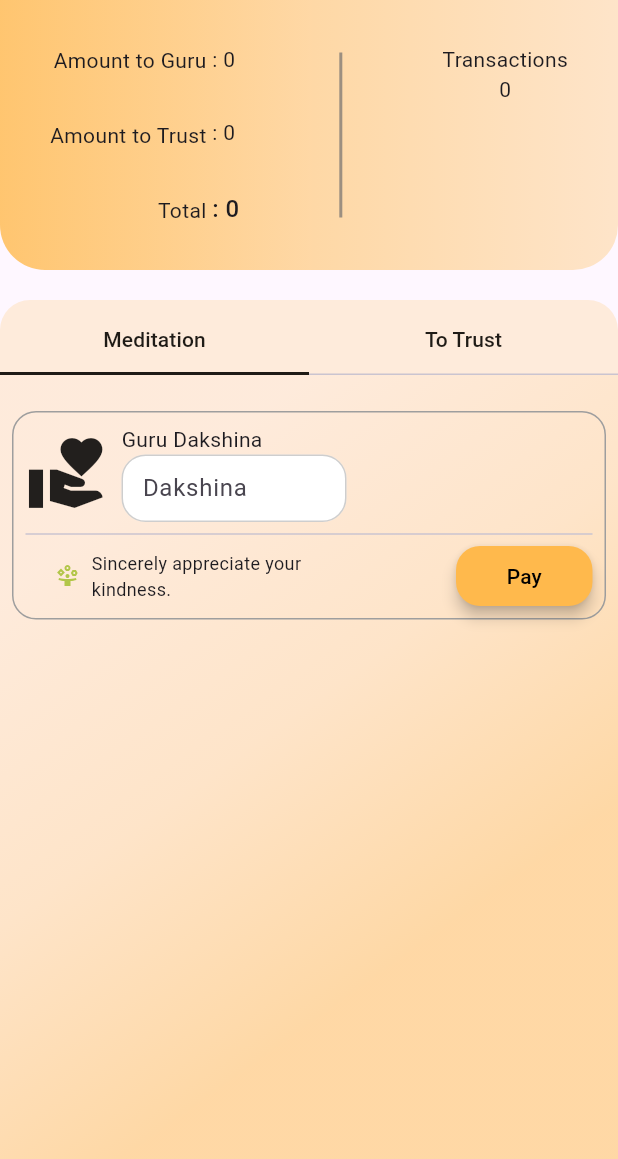
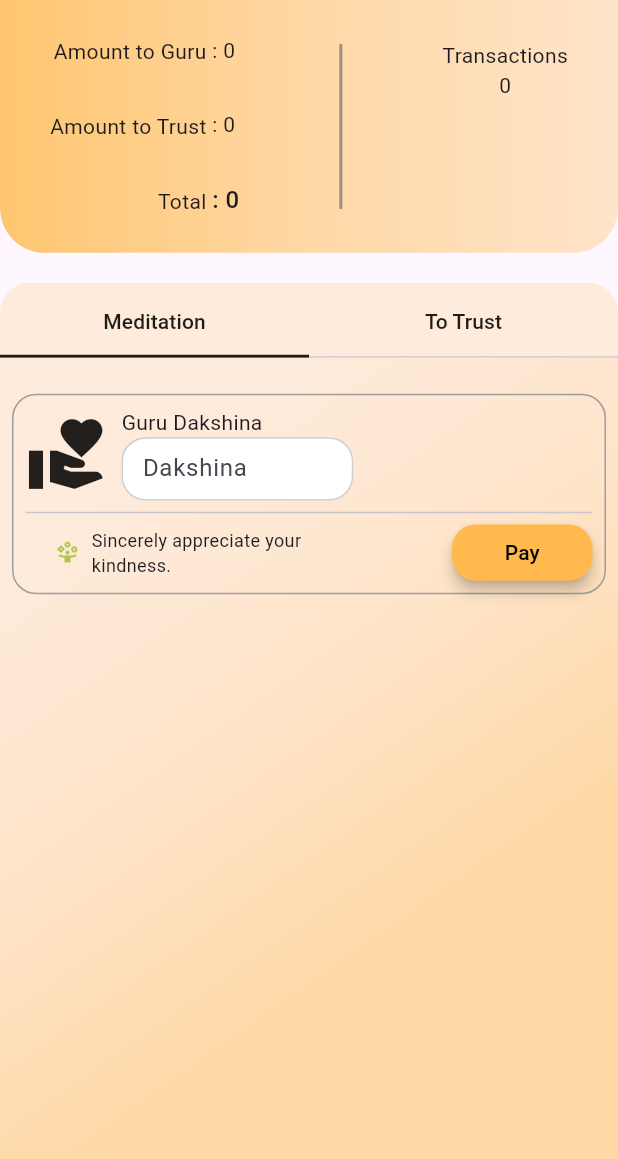
Before and after one commit to DOJYDOMINIC/thusmai_appointmrent, a Flutter app: the PaymentPage screen opened directly, on a phone screen of 412 x 824 dp. Shown: the top 1159 px of the screen. Run offline on Flutter 3.47's test engine with Material 3 defaults, Android fonts, the phone set to English and light mode, and no system bars; our stand-ins replace audioplayers, carousel_slider, connectivity_plus, contained_tab_bar_view, email_validator, firebase_core and 16 more; missing offline and left inert: razorpay_flutter, workmanager; accounts and stored records are empty; network calls fail; key blocks and very long unbroken strings in the code were emptied for the run.

Commit message:
6/09/24 latest Update icon change

```diff
--- a/lib/constant/constant.dart
+++ b/lib/constant/constant.dart
@@ -3,21 +3,17 @@ import 'package:flutter/services.dart';
 import 'package:flutter_screenutil/flutter_screenutil.dart';
 
 //Const Urls
-const url = "https://starlife.co.in";
-const coreUrl = "$url/api/v1";
-const baseUrl = "$coreUrl/User";
-const  adminBaseUrl = "$coreUrl/admin";
-const  paymentBaseUrl = "$coreUrl/payment";
-const  superAdmin = coreUrl;
+const coreUrl = "https://starlife.co.in";
+const baseUrl = "$coreUrl/api/v1";
+const userBaseUrl = "$baseUrl/User";
+const  adminBaseUrl = "$baseUrl/admin";
+const  paymentBaseUrl = "$baseUrl/payment";
+const  superAdmin = baseUrl;
 
 // Urls Launching
-final Uri registerUrl = Uri.parse(url);
-final Uri privacyPolicy = Uri.parse("$url/privacyPolicy");
+final Uri registerUrl = Uri.parse(coreUrl);
+final Uri privacyPolicy = Uri.parse("$coreUrl/privacyPolicy");
 
-// const baseUrl = "http://192.168.1.53:5000/api/v1/User";
-// const  adminBaseUrl = "http://192.168.1.53:5000/api/v1/admin";
-// const  paymentBaseUrl = "http://192.168.1.53:5000/api/v1/payment";
-// const  superAdmin = "http://192.168.1.53:5000/api/v1";
 
 
 
@@ -33,6 +29,7 @@ const String alertCompleted = "assets/images/Alert Completed.png";
 const String alertDeleted = "assets/images/Alert Delete.png";
 const String logo = "assets/images/Tasmai logo.png";
 const String guruji = "assets/images/guruji.png";
+const String stars_80vector = "assets/images/stars-80vector.png";
 
 
 // svg
@@ -175,7 +172,6 @@ String defaultImage = "/9j/4AAQSkZJRgABAQACWAJYAAD/2wBDAAgGBgcGBQgHBwcJCQgKDBQND
 String imgFromFirebase = "https://firebasestorage.googleapis.com/v0/b/thasmai-star-life.appspot.com/o/general_images%2Fistockphoto-1337144146-612x612.jpg?alt=media&token=d9e5ec85-15af-4b48-a96b-4cb5beef82f5";
 String noImage = "https://firebasestorage.googleapis.com/v0/b/thasmai-star-life.appspot.com/o/general_images%2Fpngtree-no-image-vector-illustration-isolated-png-image_1694547.jpg?alt=media&token=708c7abf-84da-4f07-8fa6-a2a82f790cdc";
 
-// Url
 
 // profile
 const String profile = "Profile";
--- a/lib/controller/connectivitycontroller.dart
+++ b/lib/controller/connectivitycontroller.dart
@@ -23,8 +23,8 @@ class ConnectivityProvider extends ChangeNotifier {
   }
 
   Future<void> initConnectivity() async {
-    ConnectivityResult result = (await _connectivity.checkConnectivity()) as ConnectivityResult;
-    _updateStatus(result);
+    List<ConnectivityResult> result = await _connectivity.checkConnectivity();
+    _updateStatus(result as ConnectivityResult);
   }
 
   void _updateStatus(ConnectivityResult result) {
--- a/lib/controller/notificationcontroller.dart
+++ b/lib/controller/notificationcontroller.dart
@@ -19,7 +19,7 @@ class notificationController extends ChangeNotifier{
     print(cookies);
     try {
       var response = await http.get(
-        Uri.parse("$baseUrl/"),
+        Uri.parse("$userBaseUrl/"),
         headers: {
           'Content-Type': 'application/json',
           if (cookies != null) 'Cookie': cookies,
--- a/lib/controller/overviewController.dart
+++ b/lib/controller/overviewController.dart
@@ -18,7 +18,7 @@ class OverViewController extends ChangeNotifier {
     try {
       SharedPreferences prefs = await SharedPreferences.getInstance();
       var cookies = prefs.getString("cookie");
-      final response = await http.get(Uri.parse("$baseUrl/listevents"),
+      final response = await http.get(Uri.parse("$userBaseUrl/listevents"),
         headers: {
           'Content-Type': 'application/json; charset=UTF-8',
           if (cookies != null) 'Cookie': cookies,
@@ -47,7 +47,7 @@ class OverViewController extends ChangeNotifier {
     try {
       SharedPreferences prefs = await SharedPreferences.getInstance();
       var cookies = prefs.getString("cookie");
-      final response = await http.get(Uri.parse("$baseUrl/listblogs"),
+      final response = await http.get(Uri.parse("$userBaseUrl/listblogs"),
         headers: {
           'Content-Type': 'application/json; charset=UTF-8',
           if (cookies != null) 'Cookie': cookies,
--- a/lib/controller/payment_controller.dart
+++ b/lib/controller/payment_controller.dart
@@ -51,7 +51,7 @@ class PaymentController extends ChangeNotifier {
     SharedPreferences prefs = await SharedPreferences.getInstance();
     var cookies = prefs.getString("cookie");
     final response = await http.get(
-      Uri.parse("$baseUrl/transaction_summary"),
+      Uri.parse("$userBaseUrl/transaction_summary"),
       headers: {
         'Content-Type': 'application/json; charset=UTF-8',
         if (cookies != null) 'Cookie': cookies,
@@ -84,7 +84,7 @@ class PaymentController extends ChangeNotifier {
     var cookies = prefs.getString("cookie");
 
     final response = await http.get(
-      Uri.parse("$baseUrl/transaction_list"),
+      Uri.parse("$userBaseUrl/transaction_list"),
       headers: {
         'Content-Type': 'application/json; charset=UTF-8',
         if (cookies != null) 'Cookie': cookies,
--- a/lib/controller/videoplayer_controller.dart
+++ b/lib/controller/videoplayer_controller.dart
@@ -96,7 +96,7 @@ class VideoPlayerStateController extends ChangeNotifier {
     print(cookies);
     try {
       var response = await http.get(
-        Uri.parse("$baseUrl/playlists"),
+        Uri.parse("$userBaseUrl/playlists"),
         headers: {
           'Content-Type': 'application/json',
           if (cookies != null) 'Cookie': cookies,
@@ -123,7 +123,7 @@ class VideoPlayerStateController extends ChangeNotifier {
     print(cookies);
     try {
       var response = await http.get(
-        Uri.parse("$baseUrl/videos-by-playlist?playList_heading=$category"),
+        Uri.parse("$userBaseUrl/videos-by-playlist?playList_heading=$category"),
         headers: {
           'Content-Type': 'application/json',
           if (cookies != null) 'Cookie': cookies,
--- a/lib/controller/zoommeeting_controller.dart
+++ b/lib/controller/zoommeeting_controller.dart
@@ -16,7 +16,7 @@ class ZoomMeetingController extends ChangeNotifier {
     var now = DateTime.now();
     String formattedTime = "${now.hour.toString().padLeft(2, '0')}:${now.minute.toString().padLeft(2, '0')}";
     String formattedDate = "${now.year.toString()}-${now.month.toString().padLeft(2, '0')}-${now.day.toString().padLeft(2, '0')}";
-    final response = await http.post(Uri.parse("$baseUrl/zoom_Records"),
+    final response = await http.post(Uri.parse("$userBaseUrl/zoom_Records"),
         headers: {
           'Content-Type': 'application/json; charset=UTF-8',
           if (cookies != null) 'Cookie': cookies,
@@ -38,7 +38,7 @@ class ZoomMeetingController extends ChangeNotifier {
     var cookies = prefs.getString("cookie");
     var date = DateFormat('yyyy-MM-dd').format(DateTime.now());
     final response = await http.get(
-      Uri.parse("$baseUrl/get-zoomclass?currentDate=$date"),
+      Uri.parse("$userBaseUrl/get-zoomclass?currentDate=$date"),
       headers: {
         'Content-Type': 'application/json; charset=UTF-8',
         if (cookies != null) 'Cookie': cookies,
--- a/lib/main.dart
+++ b/lib/main.dart
@@ -171,7 +171,7 @@ class _SplashScreenState extends State<SplashScreen> {
                   Transform.translate(
                     offset: Offset(-0, 0),
                     child: Image.asset(
-                      "assets/images/stars-80vector.png",
+                      stars_80vector,
                       // Replace with the path to the second logo
                       height: 52.h,
                     ),
@@ -189,7 +189,7 @@ class _SplashScreenState extends State<SplashScreen> {
                   ),
                   if (_showBothLogos)
                     Image.asset(
-                      "assets/images/stars-80vector.png",
+                      stars_80vector,
                       // Replace with the path to the second logo
                       height: 52.h,
                     ),
--- a/lib/pages/login_register_otp/otpPage.dart
+++ b/lib/pages/login_register_otp/otpPage.dart
@@ -198,7 +198,7 @@ class _otpPageState extends State<otpPage> {
                             debugPrint('onClipboardFound: $value');
                             pinController.setText(value);
                           },
-                          hapticFeedbackType: HapticFeedbackType.lightImpact,
+                          // hapticFeedbackType: HapticFeedbackType.lightImpact,
                           onCompleted: (pin) {
                             otpNumber = pin;
                             // otpVerification();
--- a/lib/pages/notification/notification.dart
+++ b/lib/pages/notification/notification.dart
@@ -26,7 +26,7 @@ class NotificationPage extends StatelessWidget {
       body: ListView.builder(
         itemCount: 10,
         itemBuilder: (context, index) {
-          final Uri rewardUrl = Uri.parse("https://thasmai.tstsvc.in");
+          // final Uri rewardUrl = Uri.parse("$registerUrl");
           return  rewardWidget(guruji,"Notification","Lorem ipsum dolor sit amet consectetur.");
         },),
     );
--- a/lib/pages/payment/meditationpayment.dart
+++ b/lib/pages/payment/meditationpayment.dart
@@ -1,5 +1,6 @@
 import 'dart:convert';
 import 'package:flutter/material.dart';
+import 'package:flutter_screenutil/flutter_screenutil.dart';
 import 'package:flutter_svg/flutter_svg.dart';
 import 'package:provider/provider.dart';
 import 'package:razorpay_flutter/razorpay_flutter.dart';
@@ -58,7 +59,7 @@ class _MeditationPaymentState extends State<MeditationPayment> {
                 MeditationPaymentWidget(
                   url: "maintenance-checkout",
                   icon: Icons.videocam,
-                  amount: "${finData[3].value.toString()}",
+                  amount: "${finData[0].value.toString()}",
                   dueDate: "Funds to enable Messages \nand Classes",
                   paymentType: 'Platform Maintenance',
                   noteIcon: "assets/svgImage/brightness_alert.svg",
@@ -71,7 +72,7 @@ class _MeditationPaymentState extends State<MeditationPayment> {
                   child: MeditationPaymentWidget(
                     icon: Icons.self_improvement,
                     url: "meditation-checkout",
-                    amount: "${finData[2].value.toString()}",
+                    amount: "${finData[1].value.toString()}",
                     dueDate: "Fund to enable Meditation",
                     paymentType: 'Meditation payment',
                     noteIcon: 'assets/svgImage/brightness_alert.svg',
@@ -293,8 +294,8 @@ class _MeditationPaymentWidgetState extends State<MeditationPaymentWidget> {
                           // SvgPicture.asset(
                           //     currencyRupee),
                           SizedBox(
-                            height: 45,
-                            width: 150,
+                            height: 45.h,
+                            width: 150.w,
                             child: TextFormField(
                               controller: widget.controller,
                               keyboardType: TextInputType.number,
@@ -338,8 +339,8 @@ class _MeditationPaymentWidgetState extends State<MeditationPaymentWidget> {
                 ),
 
                 SizedBox(
-                  height: 40.0,
-                  width: 91.0,
+                  height: 40.h,
+                  width: 91.w,
                   child: ElevatedButton(
                     onPressed: Provider.of<AppLogin>(context).isButtonDisabled ? null : _createOrderAndOpenCheckout,
                     style: ElevatedButton.styleFrom(
--- a/lib/pages/payment/payments.dart
+++ b/lib/pages/payment/payments.dart
@@ -1,4 +1,5 @@
 import 'package:flutter/material.dart';
+import 'package:flutter_screenutil/flutter_screenutil.dart';
 import 'package:provider/provider.dart';
 import 'package:thusmai_appointmrent/pages/payment/paymenttotrust.dart';
 
@@ -33,7 +34,7 @@ class _PaymentPageState extends State<PaymentPage> {
     return DefaultTabController(
       length: 2, // Number of tabs
       child: Scaffold(
-        body: connect.status == ConnectivityStatus.Offline
+        body: false
             ?RefreshPage(
           onTap: () {
             Provider.of<AppLogin>(context, listen: false).getUserByID();
@@ -52,7 +53,7 @@ class _PaymentPageState extends State<PaymentPage> {
                 children: [
                   Container(
                     width: MediaQuery.of(context).size.width,
-                    height: 180,
+                    height: 180.h,
                     decoration: BoxDecoration(
                       borderRadius: BorderRadius.only(
                         bottomLeft: Radius.circular(30),
--- a/lib/pages/profile/referpage.dart
+++ b/lib/pages/profile/referpage.dart
@@ -65,8 +65,8 @@ class _ReferPageState extends State<ReferPage> {
             SizedBox(
               height: 56.h,
               child: ElevatedButton(
-                onPressed: () async{
-                    Share.share('https://thasmai.tstsvc.in/?id=${pro.userData?.uId}', subject:  'Thasmai');
+                onPressed: (){
+                    Share.share('$coreUrl/?id=${pro.userData?.uId}', subject:  'Thasmai');
                 },
                 style: ElevatedButton.styleFrom(
                   shadowColor: Colors.black, backgroundColor: goldShade,
--- a/lib/pages/videos/videospageone.dart
+++ b/lib/pages/videos/videospageone.dart
@@ -221,7 +221,8 @@ class _VideosPageOneState extends State<VideosPageOne> {
                               ),
                             ),
                             SizedBox(width: 10.w),
-                            Padding(
+                            Expanded(
+                              child: Padding(
                                 padding: EdgeInsets.fromLTRB(8, 16, 8, 16),
                                 child: Column(
                                   crossAxisAlignment:
@@ -239,6 +240,7 @@ class _VideosPageOneState extends State<VideosPageOne> {
                                       ],
                                     ),
                                   ],
+                                ),
                               ),
                             ),
                           ],
```
Also changed, not shown: lib/controller/appointmentontroller.dart (+8 -8 lines), lib/controller/login_register_otp_api.dart (+11 -11 lines), lib/controller/meditationController.dart (+6 -6 lines), lib/controller/message_controller.dart (+4 -4 lines), lib/controller/profileController.dart (+6 -6 lines), pubspec.lock, 3 other files. Lines whose indentation alone changed are shown as unchanged.
